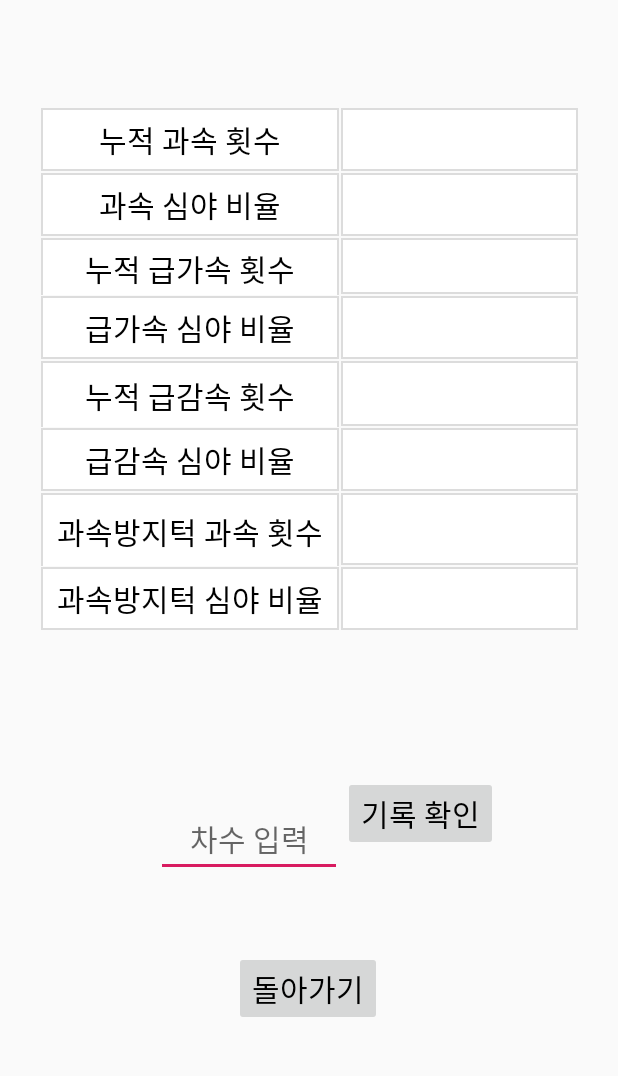
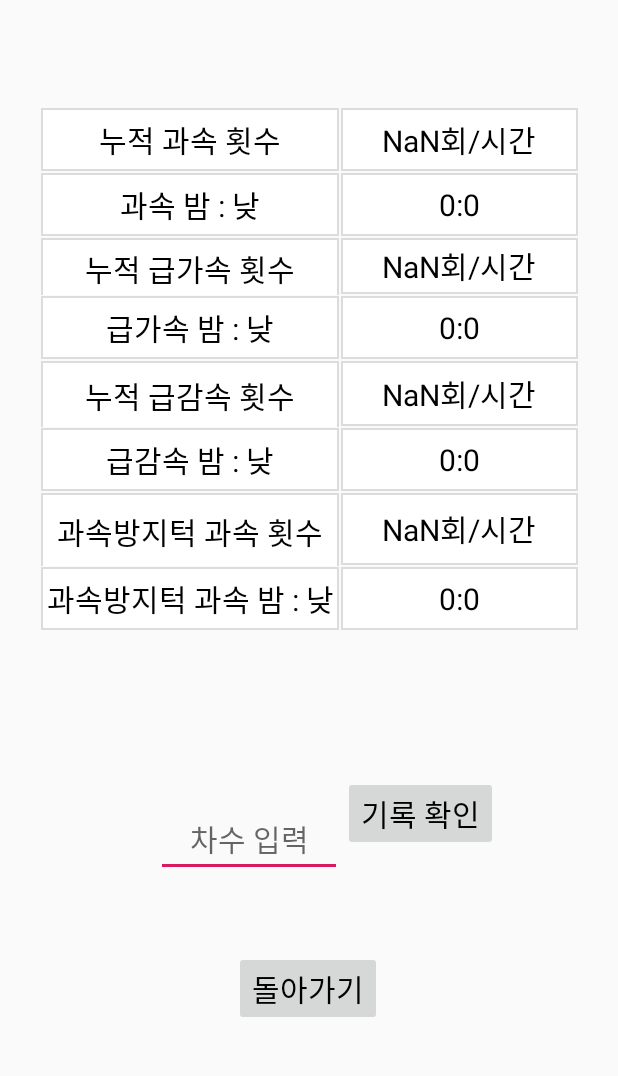
Before and after one commit to KeeYoungYoon/capstone2fianl, an Android app: the record_view screen opened directly, with no data from a screen before it, on a phone screen of 412 x 824 dp, the part 84-1160 px from its top. Run offline under Robolectric (Android 15) with nearby library versions, the phone set to English and light mode, and no system bars.

Commit message:
record_view 수정

```diff
--- a/app/src/main/java/com/example/test1/driving_record.java
+++ b/app/src/main/java/com/example/test1/driving_record.java
@@ -56,7 +56,7 @@ public class driving_record extends AppCompatActivity implements SensorEventList
                                 1, // 통지사이의 최소 시간간격 (miliSecond)
                                 1, // 통지사이의 최소 변경거리 (m)
                                 mLocationListener);
-
+                        WriteTextFile(foldername, filename, "1234");
                     }
                     else if(isChecked == false) {
                         lm.removeUpdates(mLocationListener);
--- a/app/src/main/java/com/example/test1/record_view.java
+++ b/app/src/main/java/com/example/test1/record_view.java
@@ -4,21 +4,76 @@ import androidx.appcompat.app.AppCompatActivity;
 
 import android.content.Intent;
 import android.os.Bundle;
+import android.os.Environment;
 import android.view.View;
 import android.widget.Button;
 import android.widget.EditText;
+import android.widget.TextView;
+
+import java.io.BufferedReader;
+import java.io.File;
+import java.io.FileNotFoundException;
+import java.io.FileReader;
+import java.io.IOException;
 
 public class record_view extends AppCompatActivity {
 
     Button  back_to_main;
     Button  record_detail;
     EditText textInputEditText;
+    TextView a_inc, a_dec, a_acc, a_bump, dn_inc, dn_dec, dn_acc, dn_bump;
 
     @Override
     protected void onCreate(Bundle savedInstanceState) {
 
         super.onCreate(savedInstanceState);
         setContentView(R.layout.record_view);
+        a_inc = (TextView)findViewById(R.id.textView6);
+        a_dec = (TextView)findViewById(R.id.textView7);
+        a_acc = (TextView)findViewById(R.id.textView10);
+        a_bump = (TextView)findViewById(R.id.textView8);
+        dn_inc = (TextView)findViewById(R.id.textView14);
+        dn_dec = (TextView)findViewById(R.id.textView16);
+        dn_acc = (TextView)findViewById(R.id.textView12);
+        dn_bump = (TextView)findViewById(R.id.textView18);
+        try{
+            String foldername = Environment.getExternalStorageDirectory().getAbsolutePath()+"/TestLog";
+            int cnt = 0;
+            String line = "";
+            String tmline[][] = new String[8][];
+            String tmpline[][] = new String[8][];
+            File inp = new File(foldername+"/result.txt");
+            FileReader filereader = new FileReader(inp);
+            BufferedReader bufReader = new BufferedReader(filereader);
+            while((line = bufReader.readLine()) != null)
+            {
+                tmline[cnt] = line.split(" ");
+                tmpline[cnt] = tmline[cnt][1].split("\t");
+                if(cnt == 0)
+                    dn_dec.setText(tmpline[cnt][1]);
+                else if(cnt == 1)
+                    dn_inc.setText(tmpline[cnt][1]);
+                else if(cnt == 2)
+                    dn_acc.setText(tmpline[cnt][1]);
+                else if(cnt == 3)
+                    dn_bump.setText(tmpline[cnt][1]);
+                else if(cnt == 4)
+                    a_dec.setText(tmpline[cnt][1]+"회/시간");
+                else if(cnt == 5)
+                    a_inc.setText(tmpline[cnt][1]+"회/시간");
+                else if(cnt == 6)
+                   a_acc.setText(tmpline[cnt][1]+"회/시간");
+                else if(cnt == 7)
+                    a_bump.setText(tmpline[cnt][1]+"회/시간");
+                cnt++;
+                if(cnt >= 8)
+                    break;
+            }
+            bufReader.close();
+        }catch (FileNotFoundException e) {
+        }catch(IOException e){
+            //System.out.println(e);
+        }
 
         textInputEditText = (EditText)findViewById(R.id.textInputEditText);
         back_to_main = findViewById(R.id.back_to_main);
--- a/app/src/main/res/layout/record_view.xml
+++ b/app/src/main/res/layout/record_view.xml
@@ -76,7 +76,7 @@
                 android:layout_height="43dp"
                 android:background="@drawable/layer"
                 android:gravity="center"
-                android:text="과속 심야 비율"
+                android:text="과속 밤 : 낮"
                 android:textColor="@android:color/background_dark"
                 android:textSize="20sp" />
 
@@ -126,7 +126,7 @@
                 android:layout_height="43dp"
                 android:background="@drawable/layer"
                 android:gravity="center"
-                android:text="급가속 심야 비율"
+                android:text="급가속 밤 : 낮"
                 android:textColor="@android:color/background_dark"
                 android:textSize="20sp" />
 
@@ -174,7 +174,7 @@
                 android:layout_height="43dp"
                 android:background="@drawable/layer"
                 android:gravity="center"
-                android:text="급감속 심야 비율"
+                android:text="급감속 밤 : 낮"
                 android:textColor="@android:color/background_dark"
                 android:textSize="20sp" />
 
@@ -222,7 +222,7 @@
                 android:layout_height="43dp"
                 android:background="@drawable/layer"
                 android:gravity="center"
-                android:text="과속방지턱 심야 비율"
+                android:text="과속방지턱 과속 밤 : 낮"
                 android:textColor="@android:color/background_dark"
                 android:textSize="20sp" />
 
```
